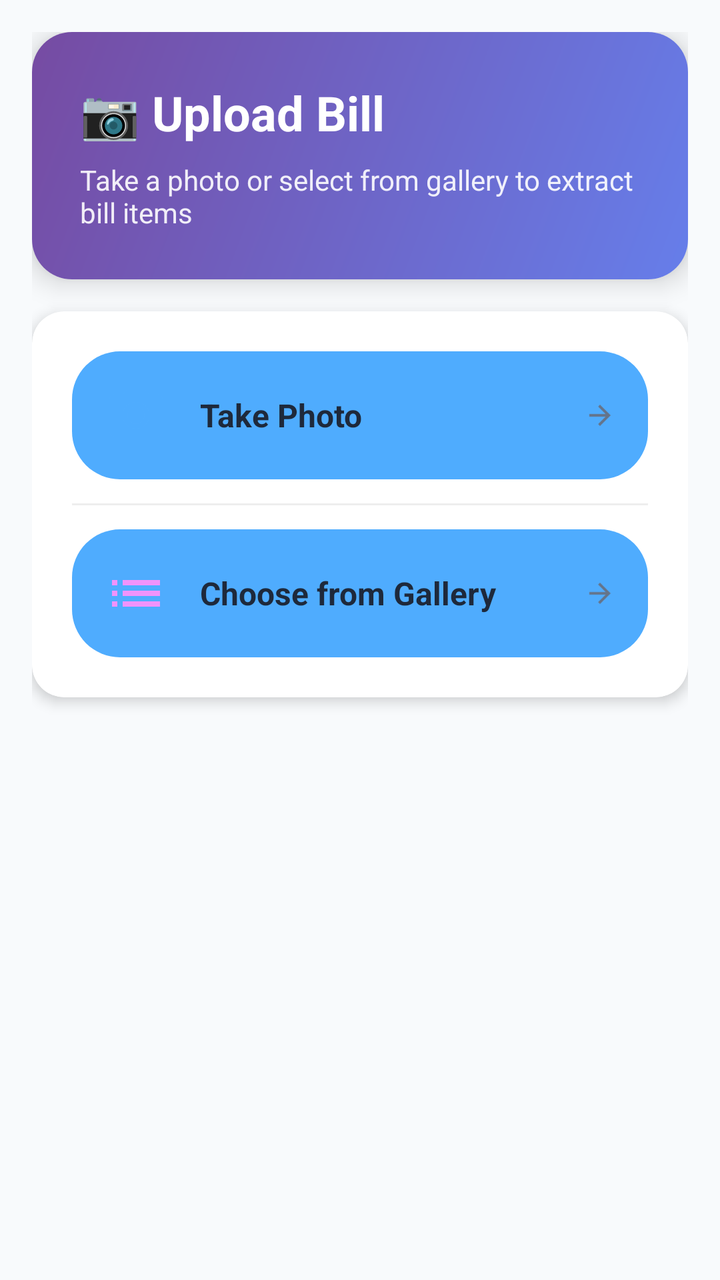
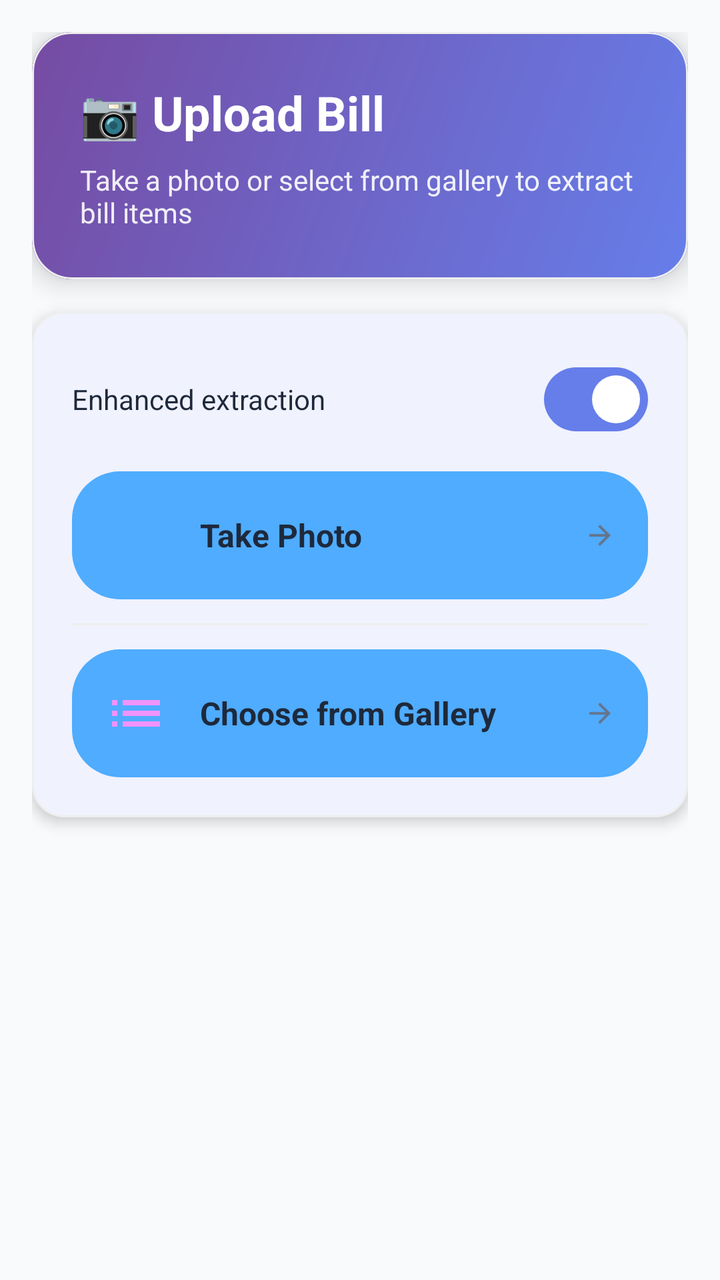

An Android layout rendered at two revisions. The XML below is the earlier revision; the diff shows what the commit changed to produce the second picture.
<!-- AndroidManifest.xml: application theme Theme.NewtownBillSplitter -->
<!-- res/layout/fragment_bill_upload.xml -->
<?xml version="1.0" encoding="utf-8"?>
<ScrollView xmlns:android="http://schemas.android.com/apk/res/android"
    xmlns:app="http://schemas.android.com/apk/res-auto"
    android:layout_width="match_parent"
    android:layout_height="match_parent"
    android:background="@color/background_primary"
    android:fillViewport="true">

    <LinearLayout
        android:layout_width="match_parent"
        android:layout_height="wrap_content"
        android:orientation="vertical"
        android:padding="16dp">

        
        <androidx.cardview.widget.CardView
            android:layout_width="match_parent"
            android:layout_height="wrap_content"
            android:layout_marginBottom="16dp"
            app:cardBackgroundColor="@color/background_card"
            app:cardCornerRadius="20dp"
            app:cardElevation="8dp">

            <LinearLayout
                android:layout_width="match_parent"
                android:layout_height="wrap_content"
                android:background="@drawable/gradient_primary"
                android:orientation="vertical"
                android:padding="24dp">

                <TextView
                    android:layout_width="wrap_content"
                    android:layout_height="wrap_content"
                    android:text="📷 Upload Bill"
                    android:textColor="@color/text_inverse"
                    android:textSize="24sp"
                    android:textStyle="bold" />

                <TextView
                    android:layout_width="wrap_content"
                    android:layout_height="wrap_content"
                    android:layout_marginTop="8dp"
                    android:text="Take a photo or select from gallery to extract bill items"
                    android:textColor="@color/text_inverse"
                    android:textSize="14sp"
                    android:alpha="0.9" />

            </LinearLayout>

        </androidx.cardview.widget.CardView>

        
        <androidx.cardview.widget.CardView
            android:layout_width="match_parent"
            android:layout_height="wrap_content"
            android:layout_marginBottom="16dp"
            app:cardBackgroundColor="@color/background_card"
            app:cardCornerRadius="16dp"
            app:cardElevation="4dp">

            <LinearLayout
                android:layout_width="match_parent"
                android:layout_height="wrap_content"
                android:orientation="vertical"
                android:padding="20dp">

                
                <LinearLayout
                    android:id="@+id/cameraButton"
                    android:layout_width="match_parent"
                    android:layout_height="wrap_content"
                    android:background="@drawable/button_background_selector"
                    android:clickable="true"
                    android:focusable="true"
                    android:gravity="center_vertical"
                    android:orientation="horizontal"
                    android:padding="16dp">

                    <ImageView
                        android:layout_width="32dp"
                        android:layout_height="32dp"
                        android:layout_marginEnd="16dp"
                        android:src="@drawable/ic_camera"
                        android:tint="@color/accent_500" />

                    <TextView
                        android:layout_width="0dp"
                        android:layout_height="wrap_content"
                        android:layout_weight="1"
                        android:text="Take Photo"
                        android:textColor="@color/text_primary"
                        android:textSize="16sp"
                        android:textStyle="bold" />

                    <ImageView
                        android:layout_width="16dp"
                        android:layout_height="16dp"
                        android:src="@drawable/ic_arrow_back"
                        android:rotation="180"
                        android:tint="@color/text_secondary" />

                </LinearLayout>

                <View
                    android:layout_width="match_parent"
                    android:layout_height="1dp"
                    android:layout_marginVertical="12dp"
                    android:background="@color/gray_200" />

                
                <LinearLayout
                    android:id="@+id/galleryButton"
                    android:layout_width="match_parent"
                    android:layout_height="wrap_content"
                    android:background="@drawable/button_background_selector"
                    android:clickable="true"
                    android:focusable="true"
                    android:gravity="center_vertical"
                    android:orientation="horizontal"
                    android:padding="16dp">

                    <ImageView
                        android:layout_width="32dp"
                        android:layout_height="32dp"
                        android:layout_marginEnd="16dp"
                        android:src="@drawable/ic_list"
                        android:tint="@color/secondary_500" />

                    <TextView
                        android:layout_width="0dp"
                        android:layout_height="wrap_content"
                        android:layout_weight="1"
                        android:text="Choose from Gallery"
                        android:textColor="@color/text_primary"
                        android:textSize="16sp"
                        android:textStyle="bold" />

                    <ImageView
                        android:layout_width="16dp"
                        android:layout_height="16dp"
                        android:src="@drawable/ic_arrow_back"
                        android:rotation="180"
                        android:tint="@color/text_secondary" />

                </LinearLayout>

            </LinearLayout>

        </androidx.cardview.widget.CardView>

        
        <androidx.cardview.widget.CardView
            android:id="@+id/imagePreviewCard"
            android:layout_width="match_parent"
            android:layout_height="wrap_content"
            android:layout_marginBottom="16dp"
            android:visibility="gone"
            app:cardBackgroundColor="@color/background_card"
            app:cardCornerRadius="16dp"
            app:cardElevation="4dp">

            <LinearLayout
                android:layout_width="match_parent"
                android:layout_height="wrap_content"
                android:orientation="vertical"
                android:padding="16dp">

                <TextView
                    android:layout_width="wrap_content"
                    android:layout_height="wrap_content"
                    android:layout_marginBottom="12dp"
                    android:text="📸 Uploaded Bill"
                    android:textColor="@color/text_primary"
                    android:textSize="18sp"
                    android:textStyle="bold" />

                <ImageView
                    android:id="@+id/uploadedImageView"
                    android:layout_width="match_parent"
                    android:layout_height="200dp"
                    android:background="@color/gray_100"
                    android:contentDescription="Uploaded bill image"
                    android:scaleType="centerCrop" />

            </LinearLayout>

        </androidx.cardview.widget.CardView>

        
        <androidx.cardview.widget.CardView
            android:id="@+id/processingCard"
            android:layout_width="match_parent"
            android:layout_height="wrap_content"
            android:layout_marginBottom="16dp"
            android:visibility="gone"
            app:cardBackgroundColor="@color/background_card"
            app:cardCornerRadius="16dp"
            app:cardElevation="4dp">

            <LinearLayout
                android:layout_width="match_parent"
                android:layout_height="wrap_content"
                android:background="@drawable/gradient_accent"
                android:gravity="center"
                android:orientation="vertical"
                android:padding="24dp">

                <ProgressBar
                    android:layout_width="48dp"
                    android:layout_height="48dp"
                    android:indeterminateTint="@color/text_inverse" />

                <TextView
                    android:layout_width="wrap_content"
                    android:layout_height="wrap_content"
                    android:layout_marginTop="16dp"
                    android:text="Processing bill..."
                    android:textColor="@color/text_inverse"
                    android:textSize="16sp"
                    android:textStyle="bold" />

                <TextView
                    android:layout_width="wrap_content"
                    android:layout_height="wrap_content"
                    android:layout_marginTop="8dp"
                    android:text="Extracting items using AI"
                    android:textColor="@color/text_inverse"
                    android:textSize="14sp"
                    android:alpha="0.8" />

            </LinearLayout>

        </androidx.cardview.widget.CardView>

    </LinearLayout>

</ScrollView>
<!-- resources referenced by this layout -->
<resources>
  <color name="accent_500">#4facfe</color>
  <color name="background_card">#ffffff</color>
  <color name="background_primary">#f8fafc</color>
  <color name="gray_100">#f5f5f5</color>
  <color name="gray_200">#eeeeee</color>
  <color name="secondary_500">#f093fb</color>
  <color name="text_inverse">#ffffff</color>
  <color name="text_primary">#1e293b</color>
  <color name="text_secondary">#64748b</color>
  <!-- drawable button_background_selector (drawable) -->
  <?xml version="1.0" encoding="utf-8"?>
  <ripple xmlns:android="http://schemas.android.com/apk/res/android"
      android:color="@color/accent_700">
      <item>
          <shape android:shape="rectangle">
              <solid android:color="@color/accent_500" />
              <corners android:radius="24dp" />
              <stroke
                  android:width="0dp"
                  android:color="@color/accent_500" />
          </shape>
      </item>
  </ripple>
  <!-- drawable gradient_accent (drawable) -->
  <?xml version="1.0" encoding="utf-8"?>
  <shape xmlns:android="http://schemas.android.com/apk/res/android">
      <gradient
          android:startColor="@color/accent_gradient_start"
          android:endColor="@color/accent_gradient_end"
          android:angle="45" />
  </shape>
  <!-- drawable gradient_primary (drawable) -->
  <?xml version="1.0" encoding="utf-8"?>
  <shape xmlns:android="http://schemas.android.com/apk/res/android">
      <gradient
          android:startColor="@color/primary_gradient_start"
          android:endColor="@color/primary_gradient_end"
          android:angle="135" />
  </shape>
  <!-- drawable ic_arrow_back (drawable) -->
  <?xml version="1.0" encoding="utf-8"?>
  <vector xmlns:android="http://schemas.android.com/apk/res/android"
      android:width="24dp"
      android:height="24dp"
      android:viewportWidth="24"
      android:viewportHeight="24"
      android:tint="?attr/colorOnPrimary">
      <path
          android:fillColor="@android:color/white"
          android:pathData="M20,11H7.83l5.59,-5.59L12,4l-8,8 8,8 1.41,-1.41L7.83,13H20v-2z" />
  </vector>
  <!-- drawable ic_camera (drawable) -->
  <?xml version="1.0" encoding="utf-8"?>
  <vector xmlns:android="http://schemas.android.com/apk/res/android"
      android:width="24dp"
      android:height="24dp"
      android:viewportWidth="24"
      android:viewportHeight="24"
      android:tint="?attr/colorOnPrimary">
      <path
          android:fillColor="@android:color/white"
          android:pathData="M12,12m-3.2,0a3.2,3.2 0,1 1,6.4 0a3.2,3.2 0,1 1,-6.4 0" />
      <path
          android:fillColor="@android:color/white"
          android:pathData="M9,2L7.17,4L4,4c-1.1,0 -2,0.9 -2,2v12c0,1.1 0.9,2 2,2h16c1.1,0 2,-0.9 2,-2L22,6c0,-1.1 -0.9,-2 -2,-2h-3.17L15,2L9,2zM12,17c-2.76,0 -5,-2.24 -5,-5s2.24,-5 5,-5 5,2.24 5,5 -2.24,5 -5,5z" />
  </vector>
  <!-- drawable ic_list (drawable) -->
  <?xml version="1.0" encoding="utf-8"?>
  <vector xmlns:android="http://schemas.android.com/apk/res/android"
      android:width="24dp"
      android:height="24dp"
      android:viewportWidth="24"
      android:viewportHeight="24">
      <path
          android:fillColor="#FF000000"
          android:pathData="M3,13h2v-2L3,11v2zM3,17h2v-2L3,15v2zM3,9h2L5,7L3,7v2zM7,13h14v-2L7,11v2zM7,17h14v-2L7,15v2zM7,7v2h14L21,7L7,7z"/>
  </vector>
  <color name="accent_700">#3a86cc</color>
  <color name="accent_gradient_start">#4facfe</color>
  <color name="accent_gradient_end">#00f2fe</color>
  <color name="primary_gradient_start">#667eea</color>
  <color name="primary_gradient_end">#764ba2</color>
  <color name="primary_500">#667eea</color>
  <color name="primary_700">#4e5fc6</color>
  <color name="white">#FFFFFF</color>
  <!-- unchanged entries left out for length: 1 -->
</resources>

<!-- the commit's change to res/layout/fragment_bill_upload.xml (unified diff, before → after) -->
@@ -13,13 +13,15 @@
         android:padding="16dp">
 
         
-        <androidx.cardview.widget.CardView
+        <com.google.android.material.card.MaterialCardView
             android:layout_width="match_parent"
             android:layout_height="wrap_content"
             android:layout_marginBottom="16dp"
             app:cardBackgroundColor="@color/background_card"
             app:cardCornerRadius="20dp"
-            app:cardElevation="8dp">
+            app:cardElevation="8dp"
+            app:strokeColor="@color/gray_200"
+            app:strokeWidth="1dp">
 
             <LinearLayout
                 android:layout_width="match_parent"
@@ -47,22 +49,48 @@
 
             </LinearLayout>
 
-        </androidx.cardview.widget.CardView>
+        </com.google.android.material.card.MaterialCardView>
 
         
-        <androidx.cardview.widget.CardView
+        <com.google.android.material.card.MaterialCardView
             android:layout_width="match_parent"
             android:layout_height="wrap_content"
             android:layout_marginBottom="16dp"
             app:cardBackgroundColor="@color/background_card"
             app:cardCornerRadius="16dp"
-            app:cardElevation="4dp">
+            app:cardElevation="4dp"
+            app:strokeColor="@color/gray_200"
+            app:strokeWidth="1dp">
 
             <LinearLayout
                 android:layout_width="match_parent"
                 android:layout_height="wrap_content"
                 android:orientation="vertical"
                 android:padding="20dp">
+
+                
+                <LinearLayout
+                    android:layout_width="match_parent"
+                    android:layout_height="wrap_content"
+                    android:orientation="horizontal"
+                    android:gravity="center_vertical"
+                    android:paddingBottom="12dp">
+
+                    <TextView
+                        android:layout_width="0dp"
+                        android:layout_height="wrap_content"
+                        android:layout_weight="1"
+                        android:text="Enhanced extraction"
+                        android:textColor="@color/text_primary"
+                        android:textSize="14sp"/>
+
+                    <com.google.android.material.materialswitch.MaterialSwitch
+                        android:id="@+id/promptModeSwitch"
+                        android:layout_width="wrap_content"
+                        android:layout_height="wrap_content"
+                        android:checked="true"
+                        android:text=""/>
+                </LinearLayout>
 
                 
                 <LinearLayout
@@ -144,12 +172,187 @@
 
                 </LinearLayout>
 
+                
+                <LinearLayout
+                    android:id="@+id/cameraPreviewContainer"
+                    android:layout_width="match_parent"
+                    android:layout_height="wrap_content"
+                    android:layout_marginTop="16dp"
+                    android:orientation="vertical"
+                    android:visibility="gone">
+
+                    
+                    <androidx.camera.view.PreviewView
+                        android:id="@+id/cameraPreview"
+                        android:layout_width="match_parent"
+                        android:layout_height="350dp"
+                        android:background="@color/gray_100"
+                        android:scaleType="fitCenter" />
+
+                    
+                    <LinearLayout
+                        android:layout_width="match_parent"
+                        android:layout_height="wrap_content"
+                        android:layout_marginTop="16dp"
+                        android:gravity="center"
+                        android:orientation="horizontal"
+                        android:padding="8dp">
+
+                        <TextView
+                            android:layout_width="wrap_content"
+                            android:layout_height="wrap_content"
+                            android:text="Flash:"
+                            android:textColor="@color/text_primary"
+                            android:textSize="14sp"
+                            android:layout_marginEnd="8dp"/>
+
+                        <com.google.android.material.button.MaterialButton
+                            android:id="@+id/flashAutoButton"
+                            android:layout_width="wrap_content"
+                            android:layout_height="40dp"
+                            android:layout_marginEnd="4dp"
+                            android:text="AUTO"
+                            android:textSize="12sp"
+                            android:textStyle="bold"
+                            style="@style/Widget.Material3.Button.OutlinedButton" />
+
+                        <com.google.android.material.button.MaterialButton
+                            android:id="@+id/flashOnButton"
+                            android:layout_width="wrap_content"
+                            android:layout_height="40dp"
+                            android:layout_marginEnd="4dp"
+                            android:text="ON"
+                            android:textSize="12sp"
+                            android:textStyle="bold"
+                            style="@style/Widget.Material3.Button.OutlinedButton" />
+
+                        <com.google.android.material.button.MaterialButton
+                            android:id="@+id/flashOffButton"
+                            android:layout_width="wrap_content"
+                            android:layout_height="40dp"
+                            android:layout_marginEnd="4dp"
+                            android:text="OFF"
+                            android:textSize="12sp"
+                            android:textStyle="bold"
+                            style="@style/Widget.Material3.Button.OutlinedButton" />
+
+                    </LinearLayout>
+
+                    
+                    <LinearLayout
+                        android:layout_width="match_parent"
+                        android:layout_height="wrap_content"
+                        android:layout_marginTop="16dp"
+                        android:gravity="center"
+                        android:orientation="horizontal"
+                        android:padding="16dp">
+
+                        <com.google.android.material.button.MaterialButton
+                            android:id="@+id/captureButton"
+                            android:layout_width="0dp"
+                            android:layout_height="60dp"
+                            android:layout_marginEnd="12dp"
+                            android:layout_weight="1"
+                            android:text="CAPTURE"
+                            android:textSize="16sp"
+                            android:textStyle="bold"
+                            app:icon="@drawable/ic_camera"
+                            app:iconGravity="textStart"
+                            app:iconSize="24dp"
+                            style="@style/Widget.Material3.Button" />
+
+                        <com.google.android.material.button.MaterialButton
+                            android:id="@+id/cancelCaptureButton"
+                            android:layout_width="0dp"
+                            android:layout_height="60dp"
+                            android:layout_marginStart="12dp"
+                            android:layout_weight="1"
+                            android:text="CANCEL"
+                            android:textSize="16sp"
+                            android:textStyle="bold"
+                            app:icon="@drawable/ic_arrow_back"
+                            app:iconGravity="textStart"
+                            app:iconSize="24dp"
+                            style="@style/Widget.Material3.Button.OutlinedButton" />
+
+                    </LinearLayout>
+
+                    
+                    <LinearLayout
+                        android:id="@+id/photoPreviewContainer"
+                        android:layout_width="match_parent"
+                        android:layout_height="wrap_content"
+                        android:layout_marginTop="16dp"
+                        android:orientation="vertical"
+                        android:visibility="gone">
+
+                        <TextView
+                            android:layout_width="match_parent"
+                            android:layout_height="wrap_content"
+                            android:gravity="center"
+                            android:text="Photo Preview"
+                            android:textColor="@color/text_primary"
+                            android:textSize="18sp"
+                            android:textStyle="bold"
+                            android:padding="16dp" />
+
+                        <ImageView
+                            android:id="@+id/capturedImageView"
+                            android:layout_width="match_parent"
+                            android:layout_height="300dp"
+                            android:background="@color/gray_100"
+                            android:contentDescription="Captured bill image"
+                            android:scaleType="centerCrop"
+                            android:padding="8dp" />
+
+                        <LinearLayout
+                            android:layout_width="match_parent"
+                            android:layout_height="wrap_content"
+                            android:layout_marginTop="16dp"
+                            android:gravity="center"
+                            android:orientation="horizontal"
+                            android:padding="16dp">
+
+                            <com.google.android.material.button.MaterialButton
+                                android:id="@+id/retakeButton"
+                                android:layout_width="0dp"
+                                android:layout_height="60dp"
+                                android:layout_marginEnd="12dp"
+                                android:layout_weight="1"
+                                android:text="RETAKE"
+                                android:textSize="16sp"
+                                android:textStyle="bold"
+                                app:icon="@drawable/ic_camera"
+                                app:iconGravity="textStart"
+                                app:iconSize="24dp"
+                                style="@style/Widget.Material3.Button.OutlinedButton" />
+
+                            <com.google.android.material.button.MaterialButton
+                                android:id="@+id/submitButton"
+                                android:layout_width="0dp"
+                                android:layout_height="60dp"
+                                android:layout_marginStart="12dp"
+                                android:layout_weight="1"
+                                android:text="SUBMIT"
+                                android:textSize="16sp"
+                                android:textStyle="bold"
+                                app:icon="@drawable/ic_check"
+                                app:iconGravity="textStart"
+                                app:iconSize="24dp"
+                                style="@style/Widget.Material3.Button" />
+
+                        </LinearLayout>
+
+                    </LinearLayout>
+
+                </LinearLayout>
+
             </LinearLayout>
 
-        </androidx.cardview.widget.CardView>
+        </com.google.android.material.card.MaterialCardView>
 
         
-        <androidx.cardview.widget.CardView
+        <com.google.android.material.card.MaterialCardView
             android:id="@+id/imagePreviewCard"
             android:layout_width="match_parent"
             android:layout_height="wrap_content"
@@ -157,7 +360,9 @@
             android:visibility="gone"
             app:cardBackgroundColor="@color/background_card"
             app:cardCornerRadius="16dp"
-            app:cardElevation="4dp">
+            app:cardElevation="4dp"
+            app:strokeColor="@color/gray_200"
+            app:strokeWidth="1dp">
 
             <LinearLayout
                 android:layout_width="match_parent"
@@ -184,10 +389,10 @@
 
             </LinearLayout>
 
-        </androidx.cardview.widget.CardView>
+        </com.google.android.material.card.MaterialCardView>
 
         
-        <androidx.cardview.widget.CardView
+        <com.google.android.material.card.MaterialCardView
             android:id="@+id/processingCard"
             android:layout_width="match_parent"
             android:layout_height="wrap_content"
@@ -195,7 +400,9 @@
             android:visibility="gone"
             app:cardBackgroundColor="@color/background_card"
             app:cardCornerRadius="16dp"
-            app:cardElevation="4dp">
+            app:cardElevation="4dp"
+            app:strokeColor="@color/gray_200"
+            app:strokeWidth="1dp">
 
             <LinearLayout
                 android:layout_width="match_parent"
@@ -230,7 +437,48 @@
 
             </LinearLayout>
 
-        </androidx.cardview.widget.CardView>
+        </com.google.android.material.card.MaterialCardView>
+
+        
+        <com.google.android.material.card.MaterialCardView
+            android:id="@+id/resultCard"
+            android:layout_width="match_parent"
+            android:layout_height="wrap_content"
+            android:layout_marginBottom="16dp"
+            android:visibility="gone"
+            app:cardBackgroundColor="@color/background_card"
+            app:cardCornerRadius="16dp"
+            app:cardElevation="4dp"
+            app:strokeColor="@color/gray_200"
+            app:strokeWidth="1dp">
+
+            <LinearLayout
+                android:layout_width="match_parent"
+                android:layout_height="wrap_content"
+                android:orientation="horizontal"
+                android:gravity="center_vertical"
+                android:padding="16dp">
+
+                <ImageView
+                    android:id="@+id/resultIcon"
+                    android:layout_width="24dp"
+                    android:layout_height="24dp"
+                    android:tint="@color/text_primary"
+                    android:src="@drawable/ic_check"/>
+
+                <TextView
+                    android:id="@+id/resultText"
+                    android:layout_width="0dp"
+                    android:layout_height="wrap_content"
+                    android:layout_marginStart="12dp"
+                    android:layout_weight="1"
+                    android:text="Items extracted successfully"
+                    android:textColor="@color/text_primary"
+                    android:textSize="14sp"/>
+
+            </LinearLayout>
+
+        </com.google.android.material.card.MaterialCardView>
 
     </LinearLayout>
 
<!-- resource entries referenced after the edit -->
@@ -66,6 +66,17 @@
           android:fillColor="@android:color/white"
           android:pathData="M9,2L7.17,4L4,4c-1.1,0 -2,0.9 -2,2v12c0,1.1 0.9,2 2,2h16c1.1,0 2,-0.9 2,-2L22,6c0,-1.1 -0.9,-2 -2,-2h-3.17L15,2L9,2zM12,17c-2.76,0 -5,-2.24 -5,-5s2.24,-5 5,-5 5,2.24 5,5 -2.24,5 -5,5z" />
   </vector>
+  <!-- drawable ic_check (drawable) -->
+  <?xml version="1.0" encoding="utf-8"?>
+  <vector xmlns:android="http://schemas.android.com/apk/res/android"
+      android:width="24dp"
+      android:height="24dp"
+      android:viewportWidth="24"
+      android:viewportHeight="24">
+      <path
+          android:fillColor="#FFFFFFFF"
+          android:pathData="M9,16.2l-3.5,-3.5L4,14.2l5,5 12,-12 -1.4,-1.4z"/>
+  </vector>
   <!-- drawable ic_list (drawable) -->
   <?xml version="1.0" encoding="utf-8"?>
   <vector xmlns:android="http://schemas.android.com/apk/res/android"
